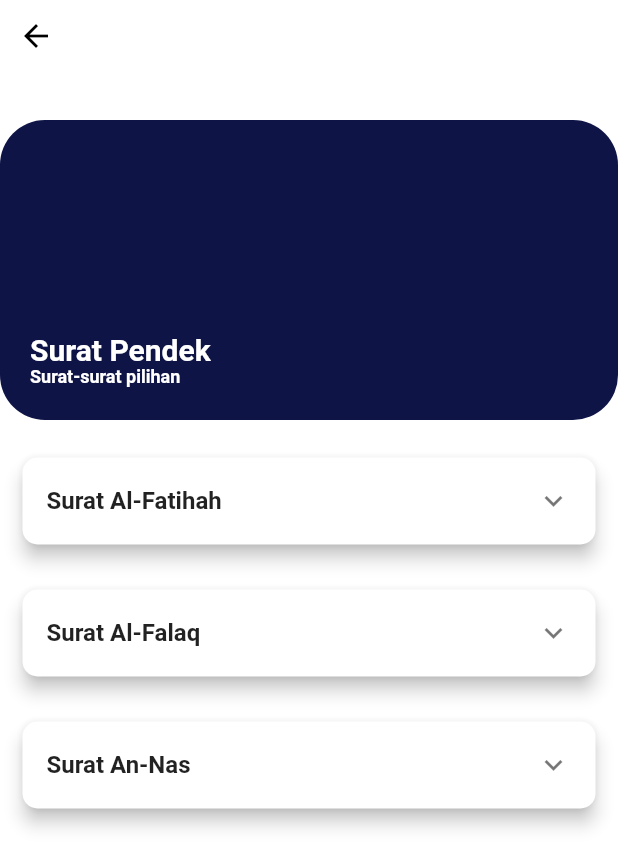
After one commit to mfaturrahman56/kelompok4, a Flutter app: the suratpendek screen opened directly, on a phone screen of 412 x 824 dp. The commit adds this screen. Shown: the top 867 px of the screen. Run offline on Flutter 3.47's test engine with Material 2 defaults, Android fonts, the phone set to English and light mode, and no system bars.

Commit message:
Update Surat surat pendek

```diff
--- /dev/null
+++ b/projek1/lib/model/model_suratpendek.dart
@@ -0,0 +1,17 @@
+class ModelSuratPendek {
+  int? id;
+  String? name;
+  String? arabic;
+  String? latin;
+  String? terjemahan;
+
+  ModelSuratPendek(this.id, this.name, this.arabic, this.latin, this.terjemahan);
+
+  ModelSuratPendek.fromJson(Map<String, dynamic> json) {
+    id = json['id'];
+    name = json['name'];
+    arabic = json['arabic'];
+    latin = json['latin'];
+    terjemahan = json['terjemahan'];
+  }
+}
--- a/projek1/lib/page/home_page.dart
+++ b/projek1/lib/page/home_page.dart
@@ -4,7 +4,9 @@ import 'package:projek1/page/katakata.dart';
 import 'package:projek1/page/niat_sholat_page.dart';
 import 'package:projek1/page/ayat_kursi_page.dart';
 import 'package:projek1/page/sholawat_page.dart';
+import 'package:projek1/page/surat_pendek_page.dart';
 import 'package:projek1/page/loading_page.dart';
+
 
 class HomePage extends StatelessWidget {
   const HomePage({Key? key}) : super(key: key);
@@ -242,7 +244,13 @@ class HomePage extends StatelessWidget {
                       width: 450,
                       height: 450,
                     ),
-                    onPressed: () {},
+
+                      onPressed: () {
+                      Navigator.push(
+                        context,
+                        MaterialPageRoute(builder: (context) => suratpendek()),
+                      );
+                    },
                   ),
                 ),
               ),
--- /dev/null
+++ b/projek1/lib/page/surat_pendek_page.dart
@@ -0,0 +1,184 @@
+import 'dart:convert';
+import 'package:projek1/model/model_suratpendek.dart';
+import 'package:flutter/material.dart';
+import 'package:flutter/services.dart' as rootBundle;
+
+class suratpendek extends StatefulWidget {
+  const suratpendek({Key? key}) : super(key: key);
+
+  @override
+  _suratpendekState createState() => _suratpendekState();
+}
+
+class _suratpendekState extends State<suratpendek> {
+  Future<List<ModelSuratPendek>> ReadJsonData() async {
+    final jsondata =
+        await rootBundle.rootBundle.loadString('assets/data/suratpendek.json');
+    final list = json.decode(jsondata) as List<dynamic>;
+    return list.map((e) => ModelSuratPendek.fromJson(e)).toList();
+  }
+
+  @override
+  Widget build(BuildContext context) {
+    return Scaffold(
+      backgroundColor: Colors.white,
+      body: SafeArea(
+        child: Column(
+          mainAxisAlignment: MainAxisAlignment.center,
+          children: [
+            Stack(
+              children: [
+                Align(
+                  alignment: Alignment.topLeft,
+                  child: IconButton(
+                    onPressed: () => Navigator.of(context).pop(),
+                    icon: Icon(Icons.arrow_back, color: Colors.black),
+                  ),
+                ),
+                Align(
+                  alignment: Alignment.topLeft,
+                  child: Container(
+                    margin: EdgeInsets.only(top: 80),
+                    decoration: BoxDecoration(
+                        borderRadius: BorderRadius.circular(30),
+                        color: Color(0xff0e1446)),
+                    height: 200,
+                    width: MediaQuery.of(context).size.width,
+                    child: Container(
+                        margin: EdgeInsets.only(top: 120, left: 20),
+                        child: Column(
+                          crossAxisAlignment: CrossAxisAlignment.start,
+                          mainAxisAlignment: MainAxisAlignment.center,
+                          children: [
+                            Text(
+                              "Surat Pendek",
+                              style: TextStyle(
+                                  color: Colors.white,
+                                  fontSize: 20,
+                                  fontWeight: FontWeight.bold),
+                            ),
+                            Text(
+                              "Surat-surat pilihan",
+                              style: TextStyle(
+                                  color: Colors.white,
+                                  fontSize: 12,
+                                  fontWeight: FontWeight.bold),
+                            ),
+                          ],
+                        )),
+                  ),
+                ),
+
+              ],
+            ),
+            SizedBox(height: 10),
+            Expanded(
+              child: Container(
+                child: FutureBuilder(
+                  future: ReadJsonData(),
+                  builder: (context, data) {
+                    if (data.hasError) {
+                      return Center(child: Text("${data.error}"));
+                    } else if (data.hasData) {
+                      var items = data.data as List<ModelSuratPendek>;
+                      return ListView.builder(
+                          itemCount: items == null ? 0 : items.length,
+                          itemBuilder: (context, index) {
+                            return Card(
+                              shape: RoundedRectangleBorder(
+                                  borderRadius: BorderRadius.circular(10)),
+                              elevation: 5,
+                              margin: EdgeInsets.all(15),
+                              child: Theme(
+                                data: Theme.of(context)
+                                    .copyWith(dividerColor: Colors.transparent),
+                                child: ExpansionTile(
+                                  title: Text(
+                                    items[index].name.toString(),
+                                    style: TextStyle(
+                                        fontSize: 16,
+                                        fontWeight: FontWeight.bold),
+                                  ),
+                                  children: [
+                                    Container(
+                                      padding: EdgeInsets.all(8),
+                                      child: Row(
+                                        mainAxisAlignment:
+                                            MainAxisAlignment.center,
+                                        crossAxisAlignment:
+                                            CrossAxisAlignment.center,
+                                        children: [
+                                          Expanded(
+                                              child: Container(
+                                            padding: EdgeInsets.only(bottom: 8),
+                                            child: Column(
+                                              mainAxisAlignment:
+                                                  MainAxisAlignment.center,
+                                              crossAxisAlignment:
+                                                  CrossAxisAlignment.start,
+                                              children: [
+                                                Padding(
+                                                  padding: EdgeInsets.only(
+                                                      left: 8, right: 8),
+                                                  child: Text(
+                                                    items[index]
+                                                        .arabic
+                                                        .toString(),
+                                                    style: TextStyle(
+                                                        fontSize: 16,
+                                                        fontWeight:
+                                                            FontWeight.bold),
+                                                  ),
+                                                ),
+                                                Padding(
+                                                  padding: EdgeInsets.only(
+                                                      left: 8, right: 8),
+                                                  child: Text(
+                                                    items[index]
+                                                        .latin
+                                                        .toString(),
+                                                    style: TextStyle(
+                                                        fontSize: 14,
+                                                        fontStyle:
+                                                            FontStyle.italic),
+                                                  ),
+                                                ),
+                                                Padding(
+                                                  padding: EdgeInsets.only(
+                                                      left: 8,
+                                                      right: 8,
+                                                      top: 5),
+                                                  child: Text(
+                                                      items[index]
+                                                          .terjemahan
+                                                          .toString(),
+                                                      style: TextStyle(
+                                                        fontSize: 12,
+                                                      )),
+                                                )
+                                              ],
+                                            ),
+                                          ))
+                                        ],
+                                      ),
+                                    ),
+                                  ],
+                                ),
+                              ),
+                            );
+                          });
+                    } else {
+                      return Center(
+                        child: CircularProgressIndicator(),
+                      );
+                    }
+                  },
+                ),
+              ),
+            ),
+          ],
+        ),
+      ),
+    );
+  }
+}
--- a/projek1/pubspec.yaml
+++ b/projek1/pubspec.yaml
@@ -82,6 +82,7 @@ flutter:
   - assets/data/bacaanshalat.json
   - assets/data/niatshalat.json
   - assets/data/sholawat.json
+  - assets/data/suratpendek.json
 
 
 
```
Also changed, not shown: projek1/assets/data/suratpendek.json (added, +24 -0 lines).
